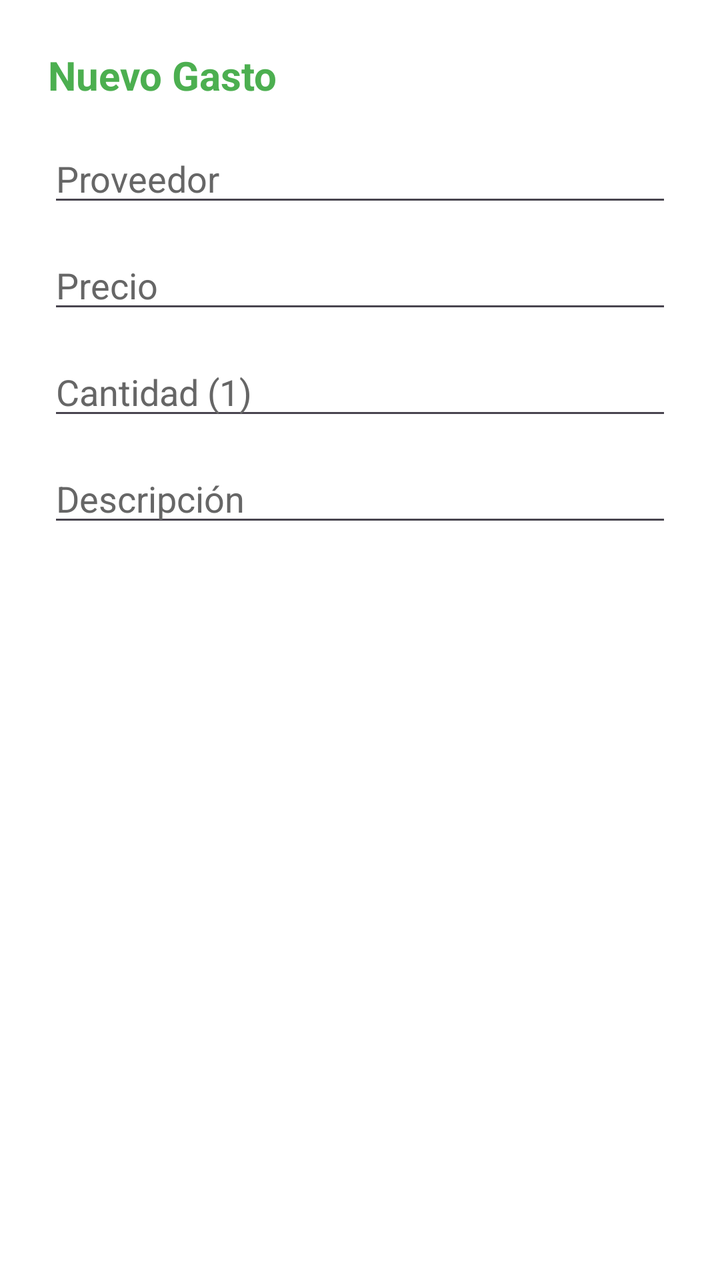
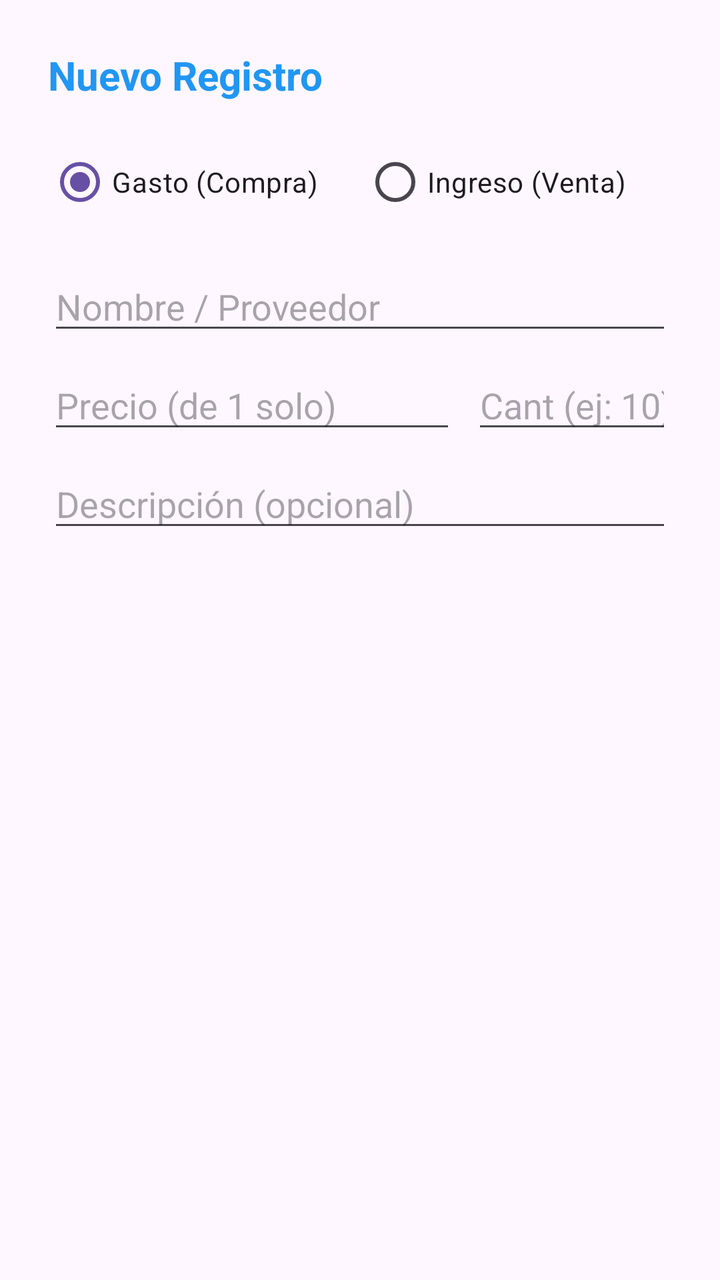

Compare the two renders of this Android layout. The source of the first and the diff that turns it into the second are given below.
<!-- AndroidManifest.xml: application theme Theme.LGW -->
<!-- res/layout/dialog_agregar_gasto.xml -->
<?xml version="1.0" encoding="utf-8"?>
<LinearLayout xmlns:android="http://schemas.android.com/apk/res/android"
              android:layout_width="match_parent"
              android:layout_height="wrap_content"
              android:orientation="vertical"
              android:padding="24dp"
              android:background="#FFFFFF">

    <TextView
            android:layout_width="match_parent"
            android:layout_height="wrap_content"
            android:text="Nuevo Gasto"
            android:textSize="20sp"
            android:textStyle="bold"
            android:textColor="#4CAF50"
            android:layout_marginBottom="16dp"/>

    <EditText
            android:id="@+id/et_nuevo_proveedor"
            android:layout_width="match_parent"
            android:layout_height="wrap_content"
            android:hint="Proveedor"
            android:textColor="#000000"
            android:textColorHint="#666666"
            android:inputType="textCapSentences"
            android:layout_marginBottom="12dp"/>

    <EditText
            android:id="@+id/et_nuevo_monto"
            android:layout_width="match_parent"
            android:layout_height="wrap_content"
            android:hint="Precio"
            android:textColor="#000000"
            android:textColorHint="#666666"
            android:inputType="numberDecimal"
            android:layout_marginBottom="12dp"/>
    <EditText
            android:id="@+id/et_nueva_cantidad"
            android:layout_width="match_parent"
            android:layout_height="wrap_content"
            android:hint="Cantidad (1)"
            android:textColor="#000000"
            android:textColorHint="#666666"
            android:inputType="number"
            android:layout_marginBottom="12dp"/>

    <EditText
            android:id="@+id/et_nueva_descripcion"
            android:layout_width="match_parent"
            android:layout_height="wrap_content"
            android:hint="Descripción"
            android:textColor="#000000"
            android:textColorHint="#666666"
            android:inputType="textCapSentences"/>

</LinearLayout>
<!-- resources referenced by this layout -->
<resources>
  <style name="Theme.LGW" parent="Base.Theme.LGW" />
  <style name="Base.Theme.LGW" parent="Theme.Material3.DayNight.NoActionBar">
          
          
      </style>
</resources>

<!-- the commit's change to res/layout/dialog_agregar_gasto.xml (unified diff, before → after) -->
@@ -3,54 +3,76 @@
               android:layout_width="match_parent"
               android:layout_height="wrap_content"
               android:orientation="vertical"
-              android:padding="24dp"
-              android:background="#FFFFFF">
+              android:padding="24dp">
 
     <TextView
             android:layout_width="match_parent"
             android:layout_height="wrap_content"
-            android:text="Nuevo Gasto"
+            android:text="Nuevo Registro"
             android:textSize="20sp"
             android:textStyle="bold"
-            android:textColor="#4CAF50"
+            android:textColor="#2196F3"
             android:layout_marginBottom="16dp"/>
+
+    <RadioGroup
+            android:id="@+id/rg_tipo_transaccion"
+            android:layout_width="match_parent"
+            android:layout_height="wrap_content"
+            android:orientation="horizontal"
+            android:layout_marginBottom="16dp">
+
+        <RadioButton
+                android:id="@+id/rb_compra"
+                android:layout_width="wrap_content"
+                android:layout_height="wrap_content"
+                android:text="Gasto (Compra)"
+                android:checked="true"
+                android:layout_weight="1"/>
+
+        <RadioButton
+                android:id="@+id/rb_venta"
+                android:layout_width="wrap_content"
+                android:layout_height="wrap_content"
+                android:text="Ingreso (Venta)"
+                android:layout_weight="1"/>
+    </RadioGroup>
 
     <EditText
             android:id="@+id/et_nuevo_proveedor"
             android:layout_width="match_parent"
             android:layout_height="wrap_content"
-            android:hint="Proveedor"
-            android:textColor="#000000"
-            android:textColorHint="#666666"
+            android:hint="Nombre / Proveedor"
             android:inputType="textCapSentences"
-            android:layout_marginBottom="12dp"/>
+            android:layout_marginBottom="8dp"/>
 
-    <EditText
-            android:id="@+id/et_nuevo_monto"
+    <LinearLayout
             android:layout_width="match_parent"
             android:layout_height="wrap_content"
-            android:hint="Precio"
-            android:textColor="#000000"
-            android:textColorHint="#666666"
-            android:inputType="numberDecimal"
-            android:layout_marginBottom="12dp"/>
-    <EditText
-            android:id="@+id/et_nueva_cantidad"
-            android:layout_width="match_parent"
-            android:layout_height="wrap_content"
-            android:hint="Cantidad (1)"
-            android:textColor="#000000"
-            android:textColorHint="#666666"
-            android:inputType="number"
-            android:layout_marginBottom="12dp"/>
+            android:orientation="horizontal"
+            android:layout_marginBottom="8dp">
+
+        <EditText
+                android:id="@+id/et_nuevo_monto"
+                android:layout_width="0dp"
+                android:layout_weight="1"
+                android:layout_height="wrap_content"
+                android:hint="Precio (de 1 solo)"
+                android:inputType="numberDecimal"/>
+
+        <EditText
+                android:id="@+id/et_nueva_cantidad"
+                android:layout_width="100dp"
+                android:layout_height="wrap_content"
+                android:hint="Cant (ej: 10)"
+                android:inputType="number"
+                android:layout_marginStart="8dp"/>
+    </LinearLayout>
 
     <EditText
             android:id="@+id/et_nueva_descripcion"
             android:layout_width="match_parent"
             android:layout_height="wrap_content"
-            android:hint="Descripción"
-            android:textColor="#000000"
-            android:textColorHint="#666666"
+            android:hint="Descripción (opcional)"
             android:inputType="textCapSentences"/>
 
 </LinearLayout>
